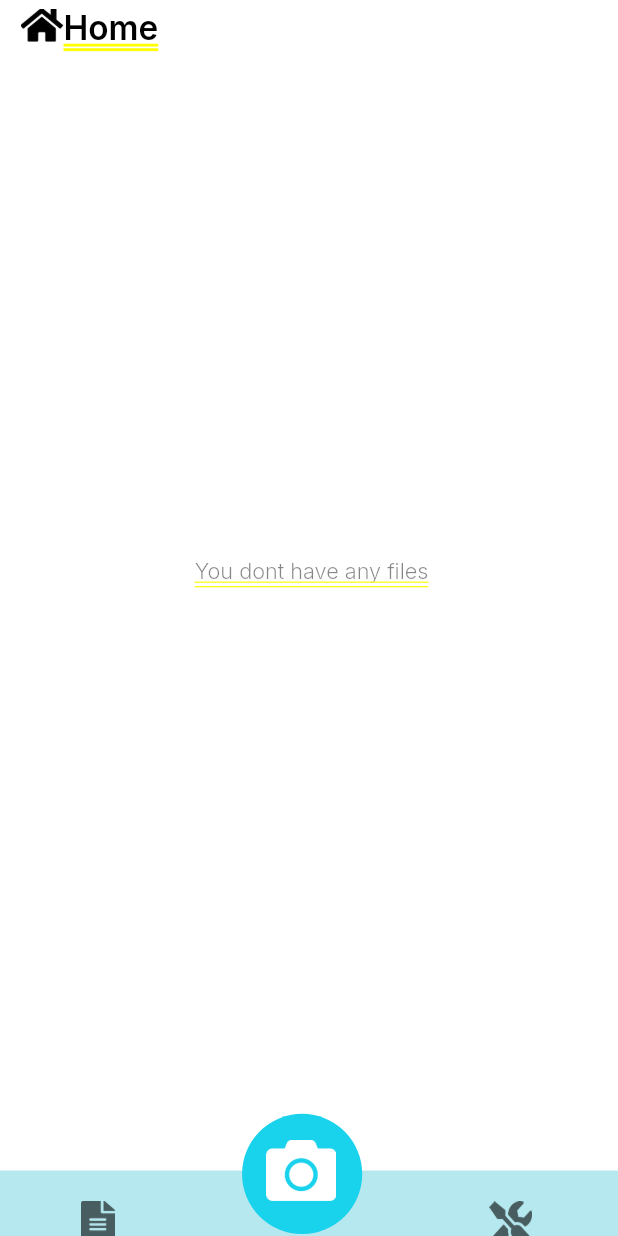
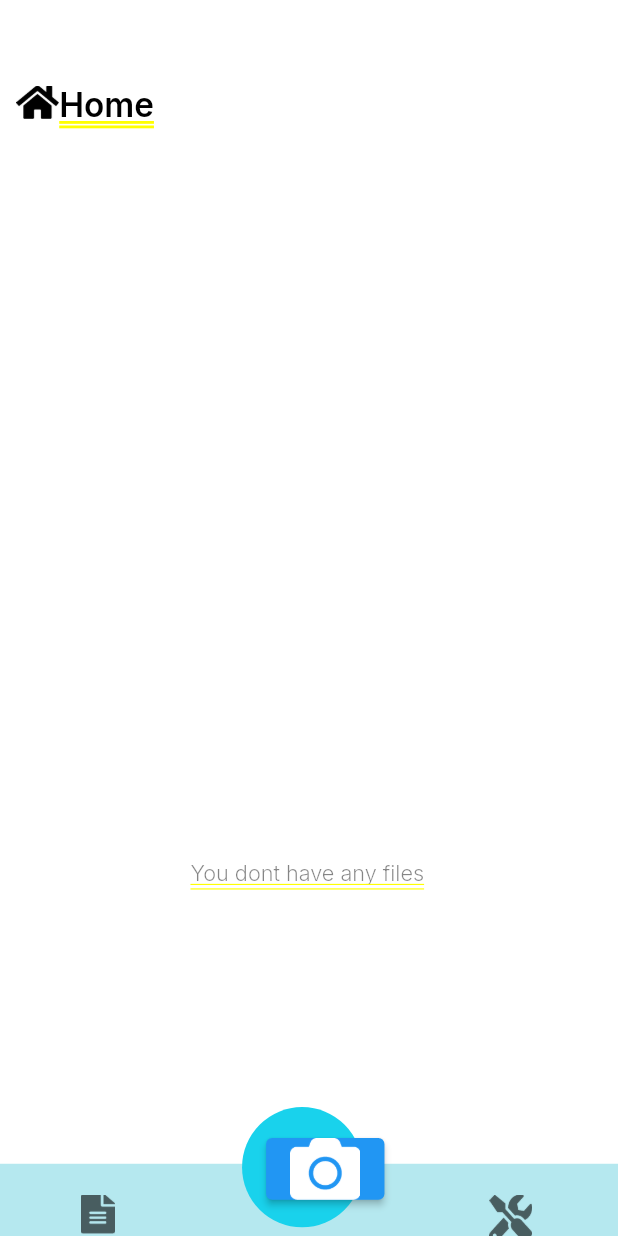
Before and after one commit to Nitin-Tomas31/scanopy, a Flutter app: the FinalPage widget shown alone on an empty page, opened directly, after a tap on "NEXT", on a phone screen of 412 x 824 dp. Run offline on Flutter 3.47's test engine with Material 2 defaults, Android fonts, the phone set to English and light mode, and no system bars; our stand-ins replace camera, google_fonts.

Commit message:
new changes

```diff
--- a/lib/main.dart
+++ b/lib/main.dart
@@ -1,4 +1,5 @@
 import 'package:flutter/material.dart';
+import 'package:camera/camera.dart';
 import 'package:flutter/gestures.dart';
 import 'dart:ui';
 import 'package:google_fonts/google_fonts.dart';
@@ -9,6 +10,7 @@ import 'package:myapp/page-1/splash-screen.dart';
 // import 'package:myapp/page-1/page-2.dart';
 // import 'package:myapp/page-1/page-3.dart';
 // import 'package:myapp/page-1/page-4.dart';
+
 
 void main() => runApp(MyApp());
 
--- a/lib/page-1/page-4.dart
+++ b/lib/page-1/page-4.dart
@@ -95,7 +95,7 @@ class FinalPage extends StatelessWidget {
                   onPressed: () {
                     Navigator.push(
                       context,
-                      MaterialPageRoute(builder: (context) => Home()),
+                      MaterialPageRoute(builder: (context) => HomePage()),
                     );
                   },
                   style:
--- a/lib/page-1/page-5.dart
+++ b/lib/page-1/page-5.dart
@@ -2,57 +2,57 @@ import 'package:flutter/material.dart';
 import 'package:flutter/gestures.dart';
 import 'dart:ui';
 import 'package:google_fonts/google_fonts.dart';
+import 'package:myapp/camera/camerautils.dart';
 import 'package:myapp/utils.dart';
+import 'package:myapp/camera/startcamera.dart';
 
-class Home extends StatelessWidget {
+class HomePage extends StatelessWidget {
+  const HomePage({super.key});
+
+
+
   @override
   Widget build(BuildContext context) {
     double baseWidth = 360;
     double fem = MediaQuery.of(context).size.width / baseWidth;
     double ffem = fem * 0.97;
-    return Container(
+    return SizedBox(
       width: double.infinity,
       child: Container(
         // page5GXp (26:69)
-        padding: EdgeInsets.fromLTRB(0*fem, 0*fem, 0*fem, 2*fem),
+        padding: EdgeInsets.fromLTRB(0 * fem, 0 * fem, 0 * fem, 2 * fem),
         width: double.infinity,
-        decoration: BoxDecoration (
+        decoration: const BoxDecoration(
           color: Color(0xffffffff),
         ),
         child: Column(
           crossAxisAlignment: CrossAxisAlignment.center,
           children: [
             Container(
-              // autogroup6yciBen (BmLM8JWvMAZrDE8JSo6yCi)
-              padding: EdgeInsets.fromLTRB(12*fem, 5*fem, 7*fem, 180*fem),
-              width: double.infinity,
-              child: Column(
-                crossAxisAlignment: CrossAxisAlignment.center,
-                children: [
-
-                  Container(
               // autogroupmz8zd2v (BmLLptrG3FzBCwZcW5MZ8z)
-                    margin: EdgeInsets.fromLTRB(0*fem, 0*fem, 259*fem, 295*fem),
-                    width: 82*fem,
-                    height: 25*fem,
+              margin:
+              EdgeInsets.fromLTRB(0 * fem, 50 * fem, 259 * fem, 295 * fem),
+              width: 82 * fem,
+              height: 25 * fem,
               child: Stack(
                 children: [
+                  const SizedBox(height: 100),
                   Positioned(
                     // home9X4 (26:81)
-                          left: 25*fem,
-                          top: 0*fem,
+                    left: 25 * fem,
+                    top: 0 * fem,
                     child: Align(
                       child: SizedBox(
-                              width: 57*fem,
-                              height: 25*fem,
+                        width: 100 * fem,
+                        height: 100 * fem,
                         child: Text(
                           'Home',
-                                style: SafeGoogleFont (
+                          style: SafeGoogleFont(
                             'Inter',
-                                  fontSize: 20*ffem,
+                            fontSize: 20 * ffem,
                             fontWeight: FontWeight.w600,
-                                  height: 1.2125*ffem/fem,
-                                  color: Color(0xff000000),
+                            height: 1.2125 * ffem / fem,
+                            color: const Color(0xff000000),
                           ),
                         ),
                       ),
@@ -60,16 +60,16 @@ class Home extends StatelessWidget {
                   ),
                   Positioned(
                     // vectordx2 (26:86)
-                          left: 0*fem,
-                          top: 0*fem,
+                    left: 0 * fem,
+                    top: 0 * fem,
                     child: Align(
                       child: SizedBox(
-                              width: 25*fem,
-                              height: 19.44*fem,
+                        width: 25 * fem,
+                        height: 19.44 * fem,
                         child: Image.asset(
                           'assets/page-1/images/vector-ZcS.png',
-                                width: 25*fem,
-                                height: 19.44*fem,
+                          width: 25 * fem,
+                          height: 19.44 * fem,
                         ),
                       ),
                     ),
@@ -77,45 +77,44 @@ class Home extends StatelessWidget {
                 ],
               ),
             ),
+            const SizedBox(height: 150),
             Container(
               // youdonthaveanyfilesZ4z (26:98)
-                    margin: EdgeInsets.fromLTRB(0*fem, 0*fem, 2*fem, 104*fem),
+              margin: EdgeInsets.fromLTRB(0 * fem, 0 * fem, 2 * fem, 104 * fem),
               child: Text(
                 'You dont have any files',
-                      style: SafeGoogleFont (
+                style: SafeGoogleFont(
                   'Inter',
-                        fontSize: 13*ffem,
+                  fontSize: 13 * ffem,
                   fontWeight: FontWeight.w300,
-                        height: 1.2125*ffem/fem,
-                        color: Color(0x7a000000),
+                  height: 1.2125 * ffem / fem,
+                  color: const Color(0x7a000000),
                 ),
               ),
             ),
             Container(
               // signalGVC (26:70)
-                    margin: EdgeInsets.fromLTRB(143*fem, 0*fem, 173*fem, 0*fem),
+              margin:
+              EdgeInsets.fromLTRB(143 * fem, 0 * fem, 173 * fem, 0 * fem),
               width: double.infinity,
-                    height: 25*fem,
+              height: 25 * fem,
             ),
-                ],
-              ),
-            ),
-            Container(
+            SizedBox(
               // autogrouptvyspFp (BmLLvj1suP3xjqjT8ATVYS)
               width: double.infinity,
-              height: 106*fem,
+              height: 106 * fem,
               child: Stack(
                 children: [
                   Positioned(
                     // rectangle2MFk (26:84)
-                    left: 0*fem,
-                    top: 33*fem,
+                    left: 0 * fem,
+                    top: 33 * fem,
                     child: Align(
                       child: SizedBox(
-                        width: 360*fem,
-                        height: 73*fem,
+                        width: 360 * fem,
+                        height: 73 * fem,
                         child: Container(
-                          decoration: BoxDecoration (
+                          decoration: const BoxDecoration(
                             color: Color(0x7c66cfde),
                           ),
                         ),
@@ -124,20 +123,20 @@ class Home extends StatelessWidget {
                   ),
                   Positioned(
                     // myfiles4fx (26:96)
-                    left: 37*fem,
-                    top: 79*fem,
+                    left: 37 * fem,
+                    top: 79 * fem,
                     child: Align(
                       child: SizedBox(
-                        width: 47*fem,
-                        height: 15*fem,
+                        width: 47 * fem,
+                        height: 15 * fem,
                         child: Text(
                           'My Files',
-                          style: SafeGoogleFont (
+                          style: SafeGoogleFont(
                             'Inter',
-                            fontSize: 12*ffem,
+                            fontSize: 12 * ffem,
                             fontWeight: FontWeight.w300,
-                            height: 1.2125*ffem/fem,
-                            color: Color(0x99000000),
+                            height: 1.2125 * ffem / fem,
+                            color: const Color(0x99000000),
                           ),
                         ),
                       ),
@@ -145,20 +144,20 @@ class Home extends StatelessWidget {
                   ),
                   Positioned(
                     // settingsa8W (26:97)
-                    left: 273*fem,
-                    top: 82*fem,
+                    left: 273 * fem,
+                    top: 82 * fem,
                     child: Align(
                       child: SizedBox(
-                        width: 47*fem,
-                        height: 15*fem,
+                        width: 47 * fem,
+                        height: 15 * fem,
                         child: Text(
                           'Settings',
-                          style: SafeGoogleFont (
+                          style: SafeGoogleFont(
                             'Inter',
-                            fontSize: 12*ffem,
+                            fontSize: 12 * ffem,
                             fontWeight: FontWeight.w300,
-                            height: 1.2125*ffem/fem,
-                            color: Color(0x7a000000),
+                            height: 1.2125 * ffem / fem,
+                            color: const Color(0x7a000000),
                           ),
                         ),
                       ),
@@ -166,16 +165,16 @@ class Home extends StatelessWidget {
                   ),
                   Positioned(
                     // ellipse3sNW (26:93)
-                    left: 141*fem,
-                    top: 0*fem,
+                    left: 141 * fem,
+                    top: 0 * fem,
                     child: Align(
                       child: SizedBox(
-                        width: 70*fem,
-                        height: 70*fem,
+                        width: 70 * fem,
+                        height: 70 * fem,
                         child: Container(
-                          decoration: BoxDecoration (
-                            borderRadius: BorderRadius.circular(35*fem),
-                            color: Color(0xff19d2ec),
+                          decoration: BoxDecoration(
+                            borderRadius: BorderRadius.circular(35 * fem),
+                            color: const Color(0xff19d2ec),
                           ),
                         ),
                       ),
@@ -183,48 +182,56 @@ class Home extends StatelessWidget {
                   ),
                   Positioned(
                     // vectorAsQ (26:88)
-                    left: 47*fem,
-                    top: 51*fem,
+                    left: 47 * fem,
+                    top: 51 * fem,
                     child: Align(
                       child: SizedBox(
-                        width: 20*fem,
-                        height: 22.76*fem,
+                        width: 20 * fem,
+                        height: 22.76 * fem,
                         child: Image.asset(
                           'assets/page-1/images/vector-EWr.png',
-                          width: 20*fem,
-                          height: 22.76*fem,
+                          width: 20 * fem,
+                          height: 22.76 * fem,
                         ),
                       ),
                     ),
                   ),
                   Positioned(
                     // vectort2i (26:90)
-                    left: 155*fem,
-                    top: 15*fem,
+                    left: 155 * fem,
+                    top: 15 * fem,
+                    child: ElevatedButton(
+                      onPressed: () {
+                        Navigator.push(
+                          context,
+                          MaterialPageRoute(builder: (context) => const CameraPreviewWidget()),
+                        );
+                      },
                     child: Align(
                       child: SizedBox(
-                        width: 41*fem,
-                        height: 35.88*fem,
+                        width: 41 * fem,
+                        height: 35.88 * fem,
                         child: Image.asset(
                           'assets/page-1/images/vector-82i.png',
-                          width: 41*fem,
-                          height: 35.88*fem,
+                          width: 41 * fem,
+                          height: 35.88 * fem,
+                        ),
                       ),
                       ),
                     ),
                   ),
                   Positioned(
                     // vectorofU (26:92)
-                    left: 285*fem,
-                    top: 51*fem,
+                    left: 285 * fem,
+                    top: 51 * fem,
                     child: Align(
                       child: SizedBox(
-                        width: 25*fem,
-                        height: 27.5*fem,
+                        width: 25 * fem,
+                        height: 27.5 * fem,
                         child: Image.asset(
                           'assets/page-1/images/vector-PJv.png',
-                          width: 25*fem,
-                          height: 27.5*fem,
+                          width: 25 * fem,
+                          height: 27.5 * fem,
                         ),
                       ),
                     ),
--- a/pubspec.yaml
+++ b/pubspec.yaml
@@ -36,6 +36,7 @@ dependencies:
 
   # The following adds the Cupertino Icons font to your application.
   # Use with the CupertinoIcons class for iOS style icons.
+  camera: ^0.10.0
   cupertino_icons: ^1.0.2
   google_fonts: ^3.0.1
 
@@ -100,6 +101,7 @@ flutter:
     - assets/page-1/images/vector-X6n.png
     - assets/page-1/images/vector-82i.png
     - assets/page-1/images/wifi-YHt.png
+    - assets/page-1/images/circle-png-25313.png
 
   # An image asset can refer to one or more resolution-specific "variants", see
   # https://flutter.dev/assets-and-images/#resolution-aware
```
Also changed, not shown: lib/camera/startcamera.dart (added, +92 -0 lines), assets/page-1/images/circle-png-25313.png (added), pubspec.lock. Lines whose indentation alone changed are shown as unchanged.
